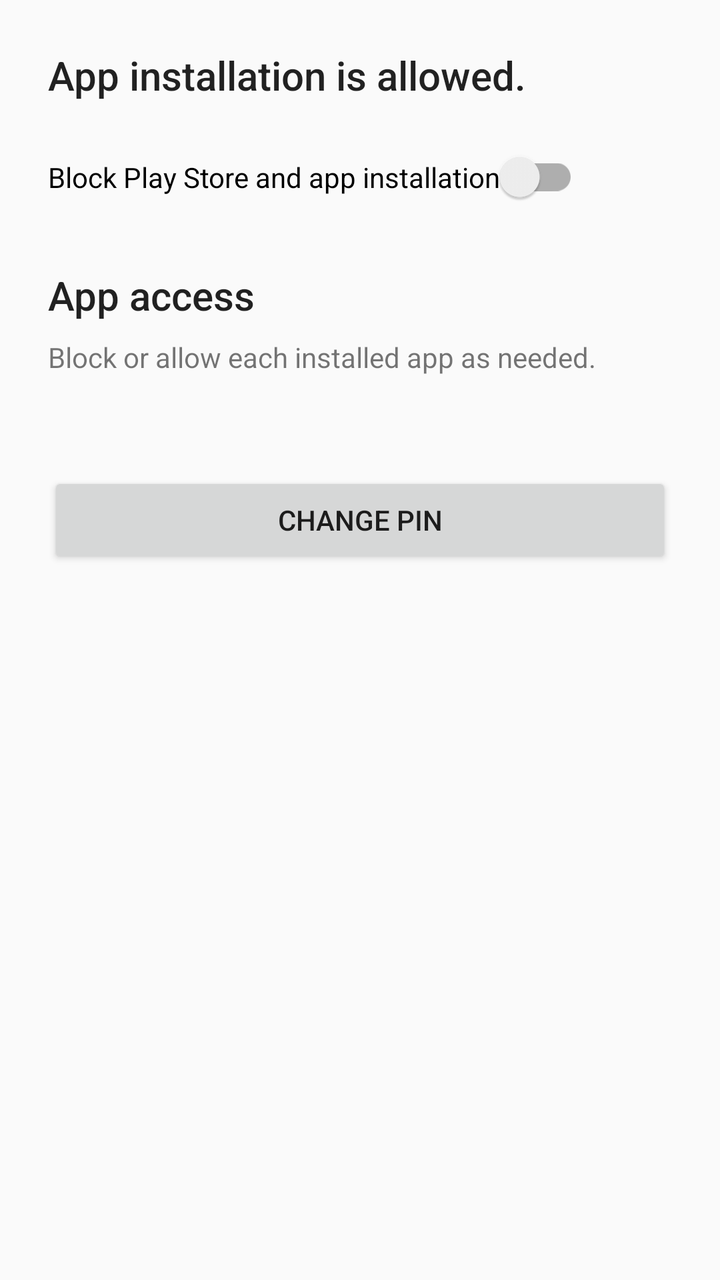
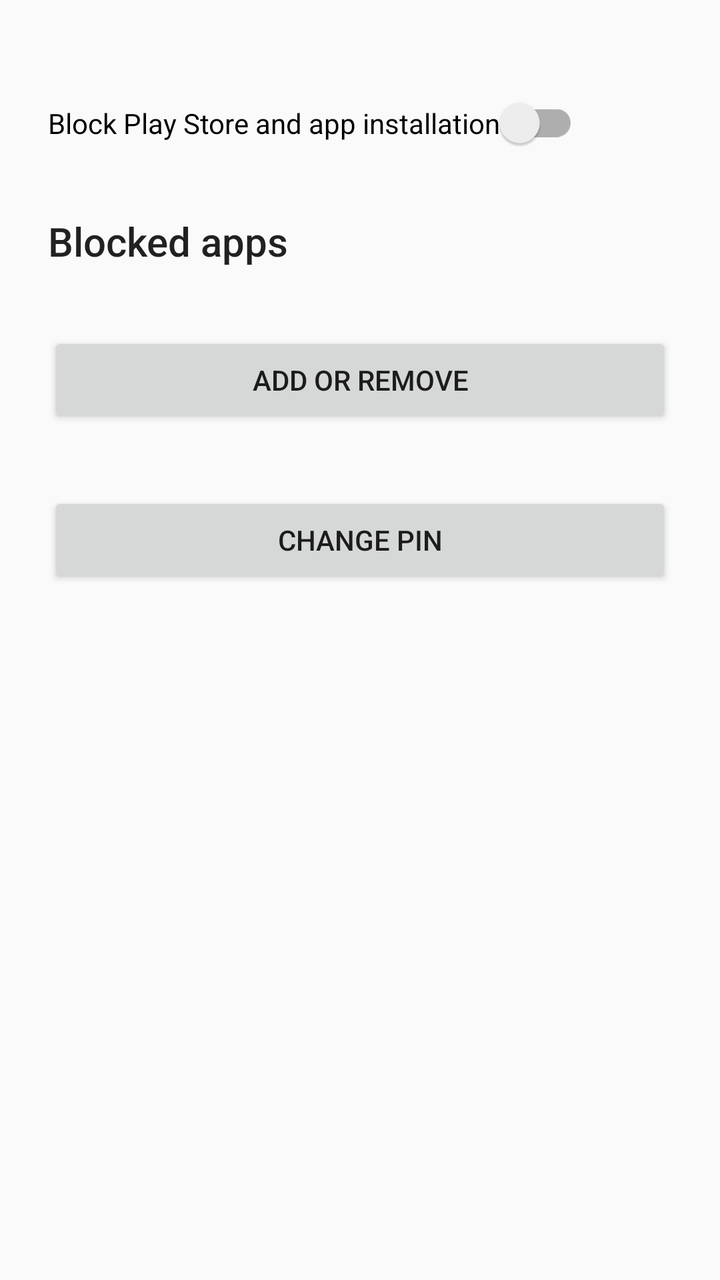

Before-and-after screenshots of an Android layout around one commit, followed by the original layout XML and the change that was made.
<!-- AndroidManifest.xml: application theme Theme.DeviceOwner -->
<!-- res/layout/fragment_restriction.xml -->
<?xml version="1.0" encoding="utf-8"?>
<ScrollView xmlns:android="http://schemas.android.com/apk/res/android"
    android:layout_width="match_parent"
    android:layout_height="match_parent"
    android:padding="24dp">

    <LinearLayout
        android:layout_width="match_parent"
        android:layout_height="wrap_content"
        android:orientation="vertical">

        <TextView
            android:id="@+id/play_store_status_text"
            android:layout_width="match_parent"
            android:layout_height="wrap_content"
            android:textAppearance="@style/TextAppearance.AppCompat.Title"
            android:text="@string/restriction_status_off" />

        <androidx.appcompat.widget.SwitchCompat
            android:id="@+id/play_store_switch"
            android:layout_width="wrap_content"
            android:layout_height="wrap_content"
            android:layout_marginTop="24dp"
            android:text="@string/restriction_toggle_label" />

        <TextView
            android:id="@+id/app_list_header"
            android:layout_width="match_parent"
            android:layout_height="wrap_content"
            android:layout_marginTop="32dp"
            android:text="@string/app_restrictions_header"
            android:textAppearance="@style/TextAppearance.AppCompat.Title" />

        <TextView
            android:id="@+id/app_list_description"
            android:layout_width="match_parent"
            android:layout_height="wrap_content"
            android:layout_marginTop="8dp"
            android:text="@string/app_restrictions_description" />

        <LinearLayout
            android:id="@+id/app_list_container"
            android:layout_width="match_parent"
            android:layout_height="wrap_content"
            android:layout_marginTop="16dp"
            android:orientation="vertical" />

        <TextView
            android:id="@+id/app_list_empty_text"
            android:layout_width="match_parent"
            android:layout_height="wrap_content"
            android:layout_marginTop="16dp"
            android:text="@string/app_restrictions_empty"
            android:visibility="gone" />

        <TextView
            android:id="@+id/device_owner_warning"
            android:layout_width="match_parent"
            android:layout_height="wrap_content"
            android:layout_marginTop="24dp"
            android:visibility="gone"
            android:text="@string/status_device_owner_missing" />

        <Button
            android:id="@+id/change_pin_button"
            android:layout_width="match_parent"
            android:layout_height="wrap_content"
            android:layout_marginTop="32dp"
            android:text="@string/change_pin_button" />

	

    </LinearLayout>
</ScrollView>
<!-- resources referenced by this layout -->
<resources>
  <string name="app_restrictions_description">Block or allow each installed app as needed.</string>
  <string name="app_restrictions_empty">No launchable apps were found on this device.</string>
  <string name="app_restrictions_header">App access</string>
  <string name="change_pin_button">Change PIN</string>
  <string name="restriction_status_off">App installation is allowed.</string>
  <string name="restriction_toggle_label">Block Play Store and app installation</string>
  <string name="status_device_owner_missing">This device must provision this app as the device owner to manage Play Store access.</string>
  <style name="Theme.DeviceOwner" parent="Theme.AppCompat.DayNight.NoActionBar">
          <item name="colorPrimary">@color/md_theme_light_primary</item>
          <item name="android:statusBarColor" tools:targetApi="l">@color/md_theme_light_primary</item>
      </style>
  <color name="md_theme_light_primary">#6750A4</color>
</resources>

<!-- the commit's change to res/layout/fragment_restriction.xml (unified diff, before → after) -->
@@ -8,13 +8,6 @@
         android:layout_width="match_parent"
         android:layout_height="wrap_content"
         android:orientation="vertical">
-
-        <TextView
-            android:id="@+id/play_store_status_text"
-            android:layout_width="match_parent"
-            android:layout_height="wrap_content"
-            android:textAppearance="@style/TextAppearance.AppCompat.Title"
-            android:text="@string/restriction_status_off" />
 
         <androidx.appcompat.widget.SwitchCompat
             android:id="@+id/play_store_switch"
@@ -28,15 +21,8 @@
             android:layout_width="match_parent"
             android:layout_height="wrap_content"
             android:layout_marginTop="32dp"
-            android:text="@string/app_restrictions_header"
+            android:text="@string/blocked_apps_header"
             android:textAppearance="@style/TextAppearance.AppCompat.Title" />
-
-        <TextView
-            android:id="@+id/app_list_description"
-            android:layout_width="match_parent"
-            android:layout_height="wrap_content"
-            android:layout_marginTop="8dp"
-            android:text="@string/app_restrictions_description" />
 
         <LinearLayout
             android:id="@+id/app_list_container"
@@ -50,8 +36,15 @@
             android:layout_width="match_parent"
             android:layout_height="wrap_content"
             android:layout_marginTop="16dp"
-            android:text="@string/app_restrictions_empty"
+            android:text="@string/blocked_apps_empty"
             android:visibility="gone" />
+
+        <Button
+            android:id="@+id/manage_apps_button"
+            android:layout_width="match_parent"
+            android:layout_height="wrap_content"
+            android:layout_marginTop="16dp"
+            android:text="@string/manage_apps_button" />
 
         <TextView
             android:id="@+id/device_owner_warning"
<!-- resource entries referenced after the edit -->
@@ -1,10 +1,9 @@
 <!-- resources referenced by this layout -->
 <resources>
-  <string name="app_restrictions_description">Block or allow each installed app as needed.</string>
-  <string name="app_restrictions_empty">No launchable apps were found on this device.</string>
-  <string name="app_restrictions_header">App access</string>
+  <string name="blocked_apps_empty">No apps are currently blocked.</string>
+  <string name="blocked_apps_header">Blocked apps</string>
   <string name="change_pin_button">Change PIN</string>
-  <string name="restriction_status_off">App installation is allowed.</string>
+  <string name="manage_apps_button">Add or remove</string>
   <string name="restriction_toggle_label">Block Play Store and app installation</string>
   <string name="status_device_owner_missing">This device must provision this app as the device owner to manage Play Store access.</string>
   <style name="Theme.DeviceOwner" parent="Theme.AppCompat.DayNight.NoActionBar">
